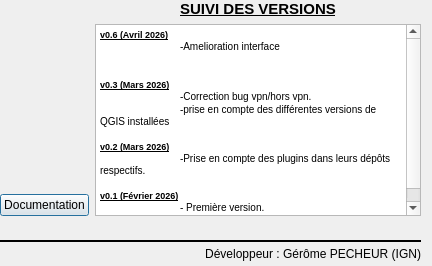
IGNF/installateur-qgis, file aproposde.ui: the form before one commit.
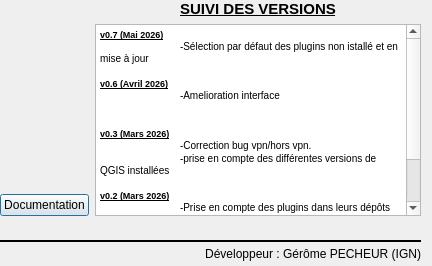
The form after the commit. Icons and pictures are not drawn.

Commit message: plugin a installer sélectionnés par défaut

Patch:
```diff
--- a/aproposde.ui
+++ b/aproposde.ui
@@ -107,6 +107,9 @@
 &lt;html&gt;&lt;head&gt;&lt;meta name=&quot;qrichtext&quot; content=&quot;1&quot; /&gt;&lt;style type=&quot;text/css&quot;&gt;
 p, li { white-space: pre-wrap; }
 &lt;/style&gt;&lt;/head&gt;&lt;body style=&quot; font-family:'MS Shell Dlg 2'; font-size:8.25pt; font-weight:400; font-style:normal;&quot;&gt;
+&lt;p style=&quot; margin-top:0px; margin-bottom:0px; margin-left:0px; margin-right:0px; -qt-block-indent:0; text-indent:0px;&quot;&gt;&lt;span style=&quot; font-size:7pt; font-weight:600; text-decoration: underline;&quot;&gt;v0.7 (Mai 2026)&lt;/span&gt;&lt;/p&gt;
+&lt;p style=&quot; margin-top:0px; margin-bottom:0px; margin-left:0px; margin-right:0px; -qt-block-indent:0; text-indent:0px;&quot;&gt;&lt;span style=&quot; font-size:7pt;&quot;&gt;	&lt;/span&gt;&lt;span style=&quot; font-size:7.8pt;&quot;&gt;-Sélection par défaut des plugins non istallé et en mise à jour&lt;/span&gt;&lt;/p&gt;
+&lt;p style=&quot;-qt-paragraph-type:empty; margin-top:0px; margin-bottom:0px; margin-left:0px; margin-right:0px; -qt-block-indent:0; text-indent:0px; font-size:7.8pt;&quot;&gt;&lt;br /&gt;&lt;/p&gt;
 &lt;p style=&quot; margin-top:0px; margin-bottom:0px; margin-left:0px; margin-right:0px; -qt-block-indent:0; text-indent:0px;&quot;&gt;&lt;span style=&quot; font-size:7pt; font-weight:600; text-decoration: underline;&quot;&gt;v0.6 (Avril 2026)&lt;/span&gt;&lt;/p&gt;
 &lt;p style=&quot; margin-top:0px; margin-bottom:0px; margin-left:0px; margin-right:0px; -qt-block-indent:0; text-indent:0px;&quot;&gt;&lt;span style=&quot; font-size:7pt;&quot;&gt;	&lt;/span&gt;&lt;span style=&quot; font-size:7.8pt;&quot;&gt;-Amelioration interface&lt;/span&gt;&lt;/p&gt;
 &lt;p style=&quot; margin-top:0px; margin-bottom:0px; margin-left:0px; margin-right:0px; -qt-block-indent:0; text-indent:0px;&quot;&gt;&lt;span style=&quot; font-size:7.8pt;&quot;&gt;	&lt;/span&gt;&lt;/p&gt;
```
The commit also changes 8 other files.
